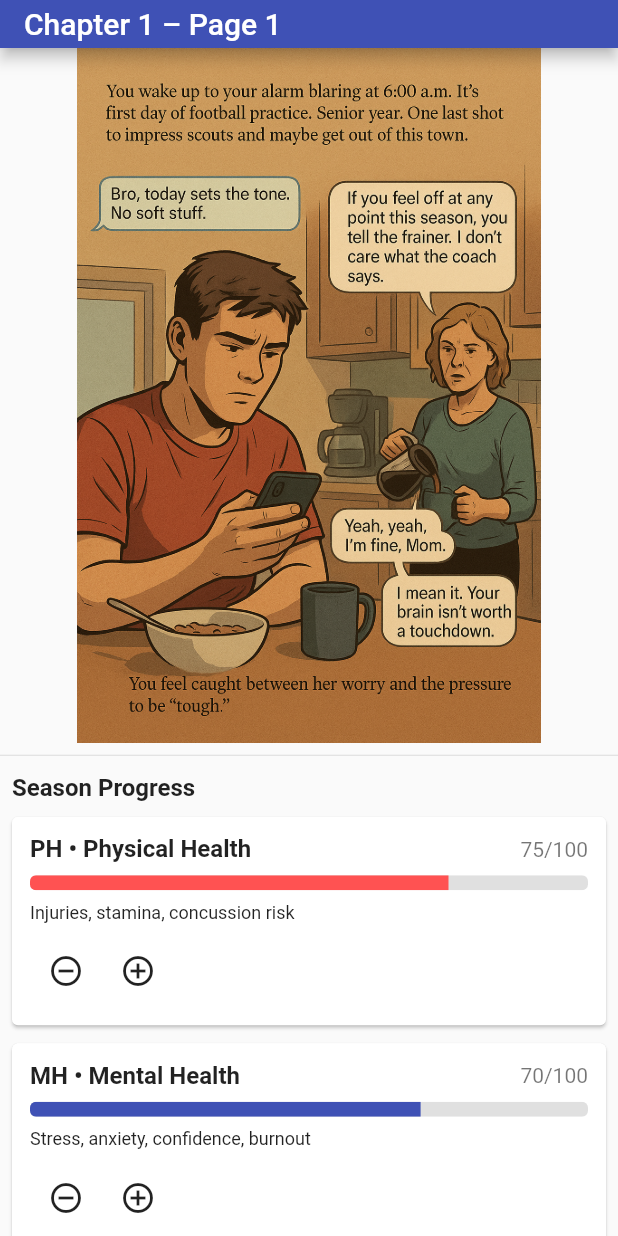
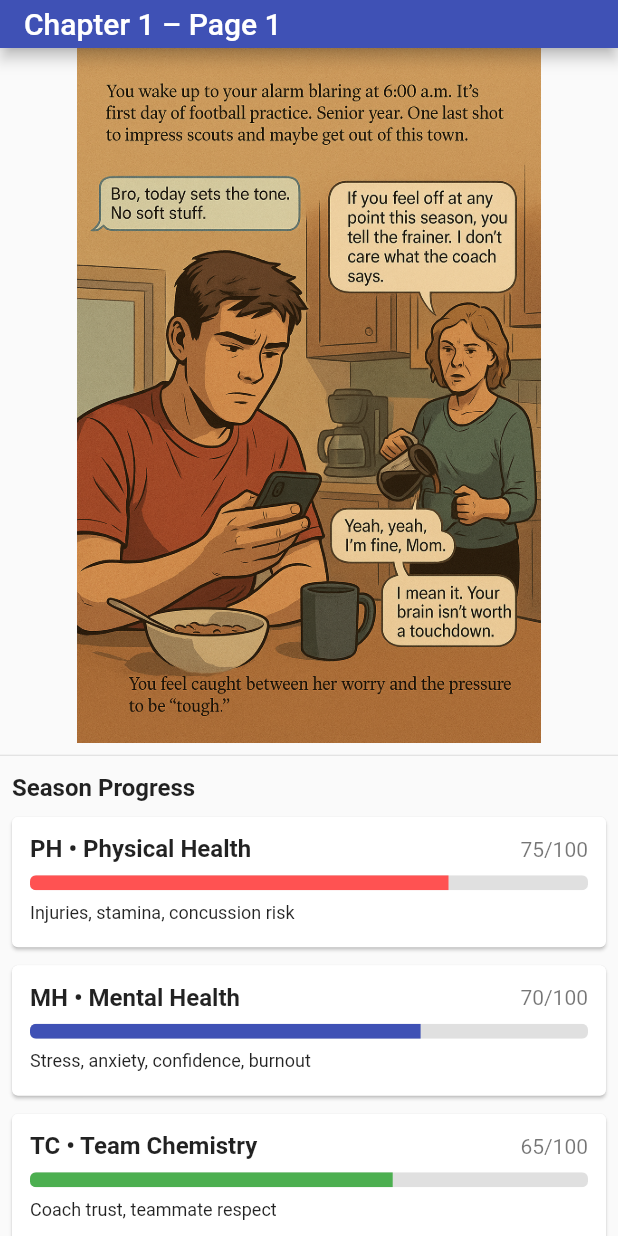
Before and after one commit to rmuthuswamy21/gamebook, a Flutter app: the screen it shows after launch, on a phone screen of 412 x 824 dp. Run offline on Flutter 3.47's test engine with Material 3 defaults, Android fonts, the phone set to English and light mode, and no system bars; our stand-ins replace shared_preferences.

Commit message:
Stats update by page

```diff
--- a/lib/models/player_stats.dart
+++ b/lib/models/player_stats.dart
@@ -105,6 +105,20 @@ class PlayerStats {
     return setValue(type, current + delta);
   }
 
+  PlayerStats adjustMultiple({
+    double phDelta = 0,
+    double mhDelta = 0,
+    double tcDelta = 0,
+    double ssDelta = 0,
+  }) {
+    return PlayerStats(
+      physicalHealth: _clamp(physicalHealth + phDelta),
+      mentalHealth: _clamp(mentalHealth + mhDelta),
+      teamChemistry: _clamp(teamChemistry + tcDelta),
+      socialStatus: _clamp(socialStatus + ssDelta),
+    );
+  }
+
   static double _clamp(double value) {
     final num clamped = value.clamp(0, 100);
     return clamped.toDouble();
--- a/lib/views/widgets/stat_tracker.dart
+++ b/lib/views/widgets/stat_tracker.dart
@@ -3,12 +3,10 @@ import '../../models/player_stats.dart';
 
 class StatTracker extends StatelessWidget {
   final PlayerStats stats;
-  final void Function(PlayerStatType type, double delta) onDelta;
 
   const StatTracker({
     super.key,
     required this.stats,
-    required this.onDelta,
   });
 
   @override
@@ -16,11 +14,12 @@ class StatTracker extends StatelessWidget {
     return Column(
       crossAxisAlignment: CrossAxisAlignment.start,
       children: PlayerStatType.values
-          .map((type) => _StatCard(
-                type: type,
-                stats: stats,
-                onDelta: onDelta,
-              ))
+          .map(
+            (type) => _StatCard(
+              type: type,
+              stats: stats,
+            ),
+          )
           .toList(),
     );
   }
@@ -29,7 +28,6 @@ class StatTracker extends StatelessWidget {
 class _StatCard extends StatelessWidget {
   final PlayerStatType type;
   final PlayerStats stats;
-  final void Function(PlayerStatType type, double delta) onDelta;
 
   static const Map<PlayerStatType, Color> _colors = {
     PlayerStatType.physicalHealth: Colors.redAccent,
@@ -41,7 +39,6 @@ class _StatCard extends StatelessWidget {
   const _StatCard({
     required this.type,
     required this.stats,
-    required this.onDelta,
   });
 
   @override
@@ -85,23 +82,7 @@ class _StatCard extends StatelessWidget {
               type.description,
               style: theme.bodySmall?.copyWith(color: Colors.black87),
             ),
-            const SizedBox(height: 8),
-            Row(
-              children: [
-                IconButton(
-                  tooltip: 'Decrease ${type.shortLabel}',
-                  onPressed:
-                      value <= 0 ? null : () => onDelta(type, -5),
-                  icon: const Icon(Icons.remove_circle_outline),
-                ),
-                IconButton(
-                  tooltip: 'Increase ${type.shortLabel}',
-                  onPressed:
-                      value >= 100 ? null : () => onDelta(type, 5),
-                  icon: const Icon(Icons.add_circle_outline),
-                ),
-              ],
-            ),
+            const SizedBox(height: 4),
           ],
         ),
       ),
```
Also changed, not shown: lib/views/game_screen.dart (+9 -8 lines).
